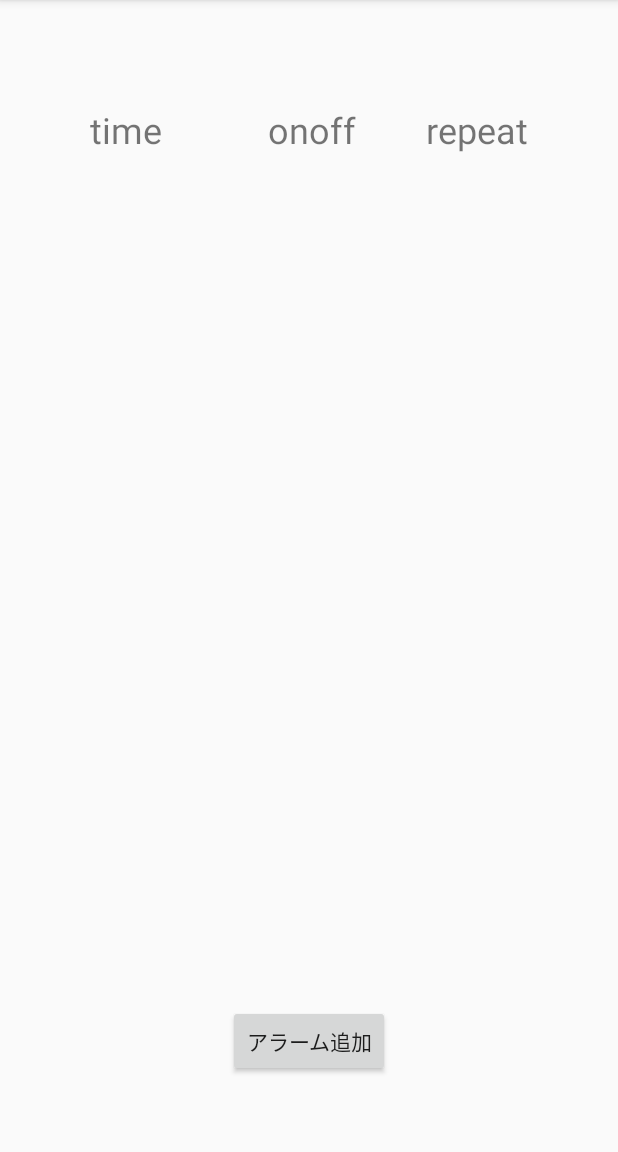
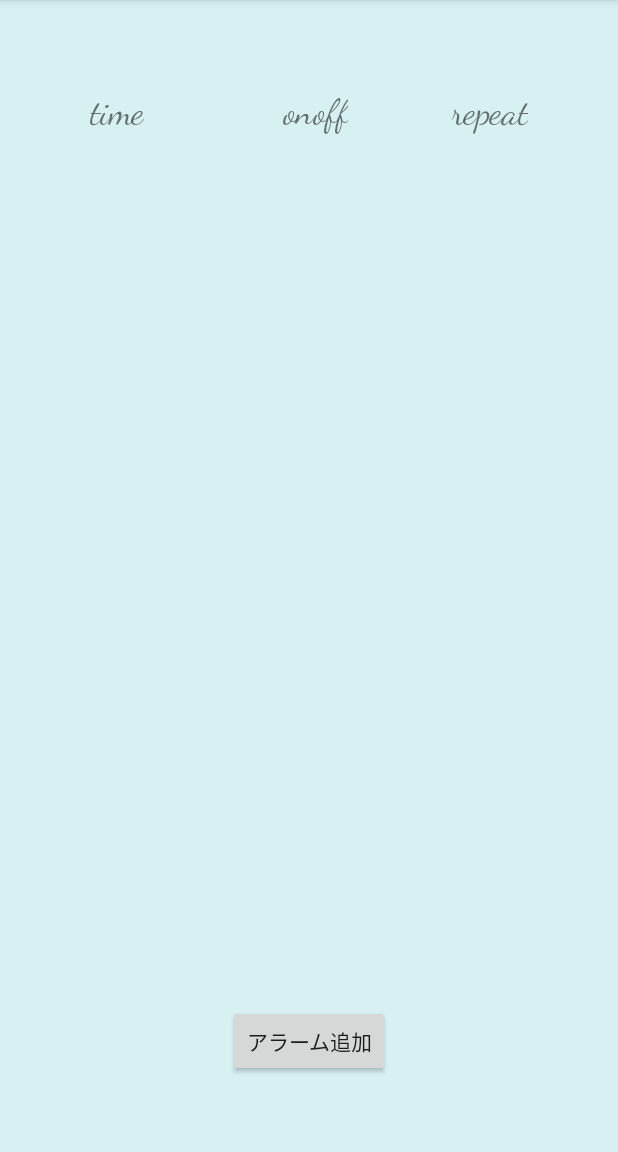
Before and after one commit to SOENOMIZUKI/HomeAlone, an Android app: the AlarmActivity screen opened directly, with no data from a screen before it, on a phone screen of 412 x 824 dp, the part 84-1236 px from its top. Run offline under Robolectric (Android 15) with nearby library versions, the phone set to English and light mode, and no system bars.

Commit message:
アラームレイアウト変更

```diff
--- a/app/src/main/res/layout/activity_alarm.xml
+++ b/app/src/main/res/layout/activity_alarm.xml
@@ -4,6 +4,7 @@
     xmlns:tools="http://schemas.android.com/tools"
     android:layout_width="match_parent"
     android:layout_height="match_parent"
+    android:background="#D7F1F3"
     android:longClickable="true"
     tools:context=".AlarmActivity">
 
@@ -34,7 +35,8 @@
         android:layout_width="wrap_content"
         android:layout_height="wrap_content"
         android:layout_marginStart="60dp"
-        android:layout_marginTop="70dp"
+        android:layout_marginTop="60dp"
+        android:fontFamily="cursive"
         android:text="@string/time"
         android:textSize="24sp"
         app:layout_constraintStart_toStartOf="parent"
@@ -46,7 +48,8 @@
         android:layout_width="wrap_content"
         android:layout_height="wrap_content"
         android:layout_marginStart="24dp"
-        android:layout_marginTop="70dp"
+        android:layout_marginTop="60dp"
+        android:fontFamily="cursive"
         android:text="@string/onoff"
         android:textSize="24sp"
         app:layout_constraintEnd_toStartOf="@+id/textView3"
@@ -57,8 +60,9 @@
         android:id="@+id/textView3"
         android:layout_width="wrap_content"
         android:layout_height="wrap_content"
-        android:layout_marginTop="70dp"
+        android:layout_marginTop="60dp"
         android:layout_marginEnd="60dp"
+        android:fontFamily="cursive"
         android:text="@string/repeat"
         android:textSize="24sp"
         app:layout_constraintEnd_toEndOf="parent"
```
